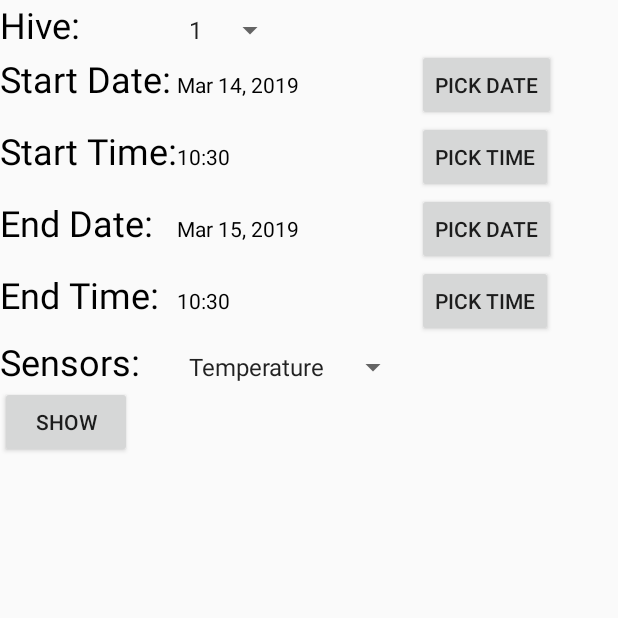
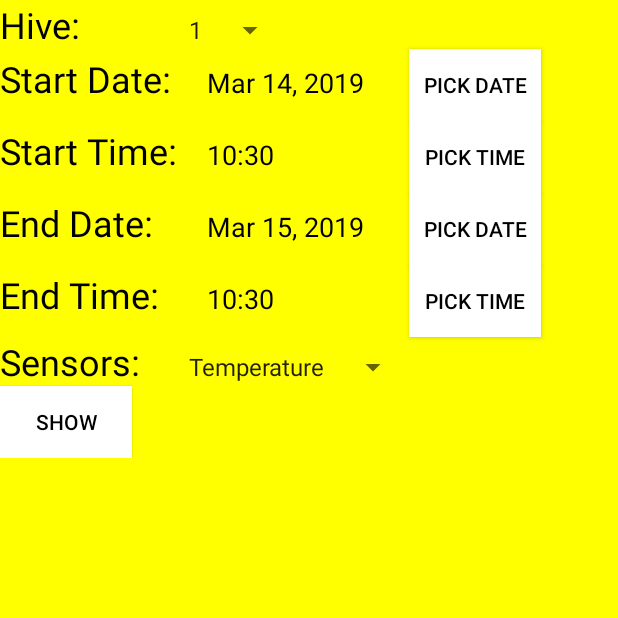
Before and after one commit to Daineish/Capstone-2019-YycBeeswax, an Android app: the SensorDetailsActivity screen opened directly, with no data from a screen before it, on a phone screen of 412 x 824 dp, the top half of it. Run offline under Robolectric (Android 15) with nearby library versions, the phone set to English and light mode, and no system bars.

Commit message:
Small aesthetic changes

```diff
--- a/MobileApp/YYCbeeswaxCapstone/app/src/main/res/layout/activity_sensordetails.xml
+++ b/MobileApp/YYCbeeswaxCapstone/app/src/main/res/layout/activity_sensordetails.xml
@@ -3,6 +3,7 @@
     xmlns:tools="http://schemas.android.com/tools"
     android:layout_width="match_parent"
     android:layout_height="match_parent"
+    android:background="@color/yellow"
     android:orientation="vertical">
 
     <ScrollView
@@ -67,9 +68,10 @@
                 android:layout_height="wrap_content"
                 android:layout_row="2"
                 android:layout_column="1"
-                android:ems="10"
+                android:layout_marginLeft="20dp"
                 android:inputType="none"
-                android:textColor="@android:color/black" />
+                android:textColor="@android:color/black"
+                android:textSize="18dp" />
 
             <TextView
                 android:id="@+id/endTimeText"
@@ -77,9 +79,10 @@
                 android:layout_height="wrap_content"
                 android:layout_row="4"
                 android:layout_column="1"
-                android:ems="10"
+                android:layout_marginLeft="20dp"
                 android:inputType="none"
-                android:textColor="@android:color/black" />
+                android:textColor="@android:color/black"
+                android:textSize="18dp" />
 
             <TextView
                 android:id="@+id/startDateText"
@@ -87,9 +90,10 @@
                 android:layout_height="wrap_content"
                 android:layout_row="1"
                 android:layout_column="1"
-                android:ems="10"
+                android:layout_marginLeft="20dp"
                 android:inputType="none"
-                android:textColor="@android:color/black" />
+                android:textColor="@android:color/black"
+                android:textSize="18dp" />
 
             <Button
                 android:id="@+id/startTimeButton"
@@ -98,6 +102,8 @@
                 android:layout_row="2"
                 android:layout_column="2"
                 android:onClick="showTimePickerDialog"
+                android:textColor="#000000"
+                android:background="#ffffff"
                 android:text="Pick Time" />
 
             <Button
@@ -107,6 +113,8 @@
                 android:layout_row="1"
                 android:layout_column="2"
                 android:onClick="showDatePickerDialog"
+                android:textColor="#000000"
+                android:background="#ffffff"
                 android:text="Pick Date" />
 
             <Button
@@ -116,6 +124,8 @@
                 android:layout_row="3"
                 android:layout_column="2"
                 android:onClick="showDatePickerDialog"
+                android:textColor="#000000"
+                android:background="#ffffff"
                 android:text="Pick Date" />
 
             <Button
@@ -125,6 +135,8 @@
                 android:layout_row="4"
                 android:layout_column="2"
                 android:onClick="showTimePickerDialog"
+                android:textColor="#000000"
+                android:background="#ffffff"
                 android:text="Pick Time" />
 
             <TextView
@@ -146,9 +158,10 @@
                 android:layout_height="wrap_content"
                 android:layout_row="3"
                 android:layout_column="1"
-                android:ems="10"
+                android:layout_marginLeft="20dp"
                 android:inputType="none"
-                android:textColor="@android:color/black" />
+                android:textColor="@android:color/black"
+                android:textSize="18dp" />
 
             <TextView
                 android:id="@+id/time2Title"
@@ -193,6 +206,8 @@
                 android:layout_column="0"
                 android:layout_columnSpan="1"
                 android:onClick="showButtonClicked"
+                android:textColor="#000000"
+                android:background="#ffffff"
                 android:text="Show" />
 
         </GridLayout>
```
